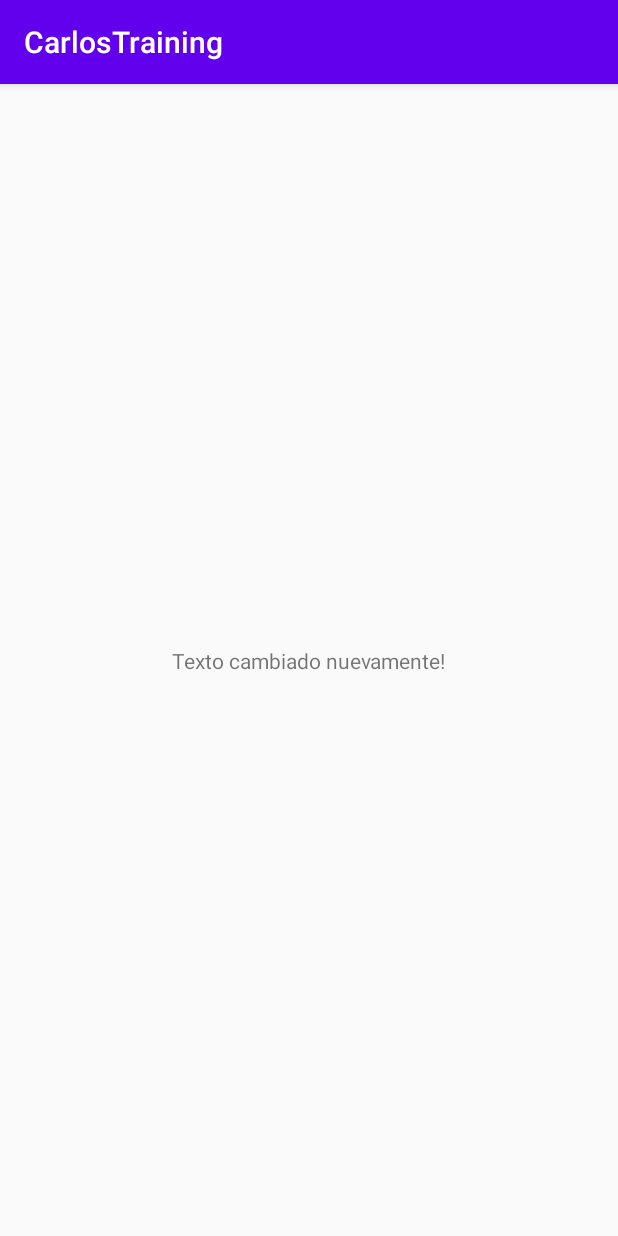
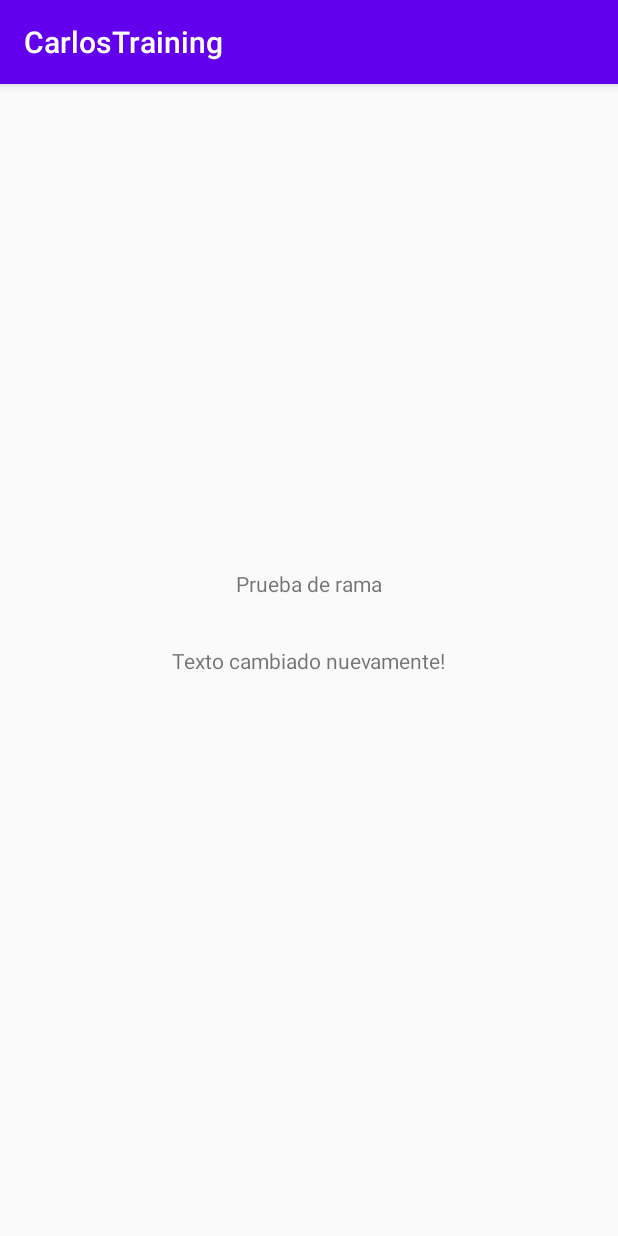
Before and after one commit to armandoantipas/CarlosTraining, an Android app: the screen it shows after launch (MainActivity), on a phone screen of 412 x 824 dp. Run offline under Robolectric (Android 15) with nearby library versions, the phone set to English and light mode, and no system bars.

Commit message:
new text view

```diff
--- a/app/src/main/res/layout/activity_main.xml
+++ b/app/src/main/res/layout/activity_main.xml
@@ -7,6 +7,7 @@
     tools:context=".MainActivity">
 
     <TextView
+        android:id="@+id/textView2"
         android:layout_width="wrap_content"
         android:layout_height="wrap_content"
         android:text="@string/texto_cambiado"
@@ -15,4 +16,14 @@
         app:layout_constraintRight_toRightOf="parent"
         app:layout_constraintTop_toTopOf="parent" />
 
+    <TextView
+        android:id="@+id/textView"
+        android:layout_width="wrap_content"
+        android:layout_height="wrap_content"
+        android:layout_marginBottom="32dp"
+        android:text="@string/prueba_de_rama"
+        app:layout_constraintBottom_toTopOf="@+id/textView2"
+        app:layout_constraintEnd_toEndOf="parent"
+        app:layout_constraintStart_toStartOf="parent" />
+
 </androidx.constraintlayout.widget.ConstraintLayout>
--- a/app/src/main/res/values/strings.xml
+++ b/app/src/main/res/values/strings.xml
@@ -1,4 +1,5 @@
 <resources>
     <string name="app_name">CarlosTraining</string>
     <string name="texto_cambiado">Texto cambiado nuevamente!</string>
+    <string name="prueba_de_rama">Prueba de rama</string>
 </resources>
```
